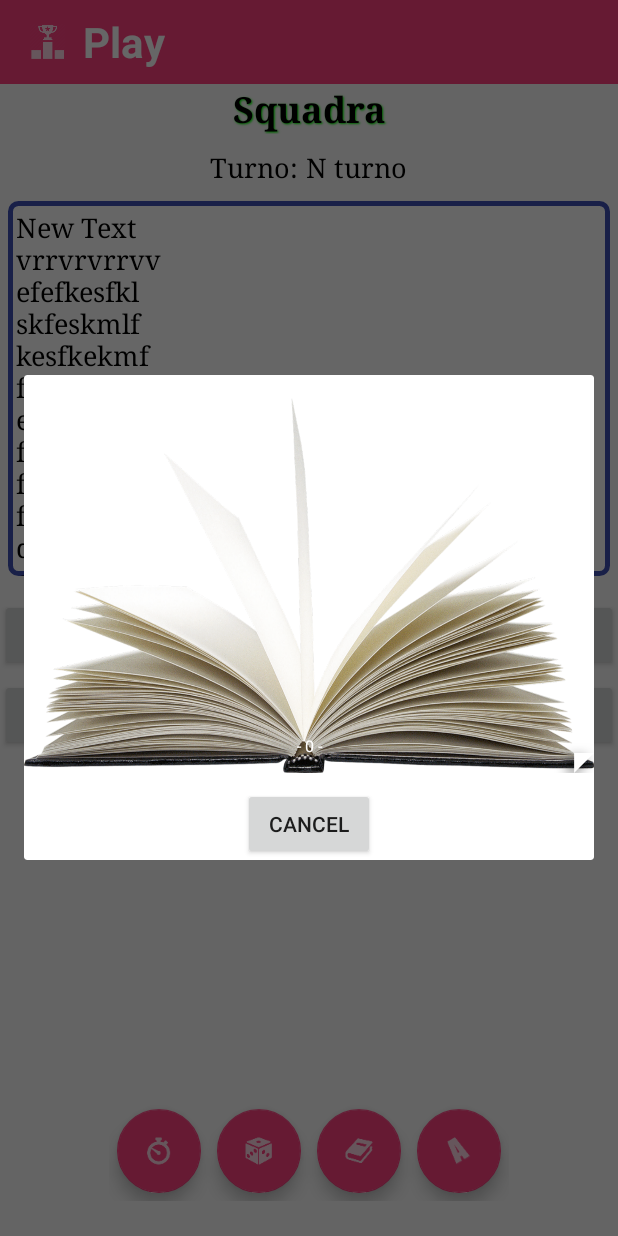
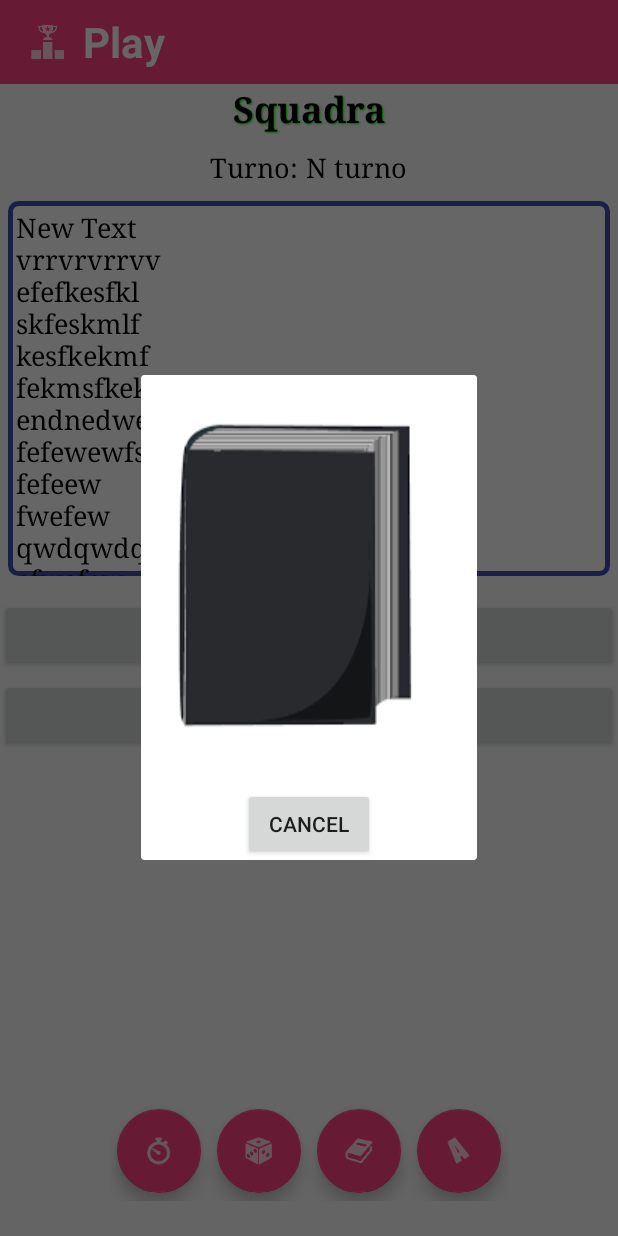
Before and after one commit to teocodes/Mobile_Gioco4Fun, an Android app: the MainActivity screen opened directly, with no data from a screen before it, after a tap on an icon or button, on a phone screen of 412 x 824 dp. Run offline under Robolectric (Android 15) with nearby library versions, the light colour scheme and no system bars.

Commit message:
Words graphics done (add database for words)

```diff
--- a/app/src/main/java/com/example/matteo/prova_2/MainActivity.java
+++ b/app/src/main/java/com/example/matteo/prova_2/MainActivity.java
@@ -16,6 +16,7 @@ import android.widget.NumberPicker;
 import adapter.TeamAdapter;
 import utility.Dice;
 import utility.TimerView;
+import utility.Words;
 
 public class MainActivity extends AppCompatActivity {
 
@@ -144,6 +145,9 @@ public class MainActivity extends AppCompatActivity {
                 d.setCancelable(true);
                 d.setContentView(R.layout.layout_words);
 
+                LinearLayout linearLayout = (LinearLayout) d.findViewById(R.id.background_book);
+                new Words(MainActivity.this,linearLayout);
+
                 Button cancel = (Button) d.findViewById(R.id.btn_cancel_words);
                 cancel.setOnClickListener(new View.OnClickListener() {
                     @Override
--- a/app/src/main/java/utility/PageCurlView.java
+++ b/app/src/main/java/utility/PageCurlView.java
@@ -300,8 +300,8 @@ public class PageCurlView extends View {
 
         // Create pages
         mPages = new ArrayList<Bitmap>();
-        mPages.add(BitmapFactory.decodeResource(getResources(), R.drawable.book));
-        mPages.add(BitmapFactory.decodeResource(getResources(), R.drawable.book));
+        mPages.add(BitmapFactory.decodeResource(getResources(), R.layout.layout_words));
+        mPages.add(BitmapFactory.decodeResource(getResources(), R.layout.layout_words));
 
         // Create some sample images
         mForeground = mPages.get(0);
--- /dev/null
+++ b/app/src/main/java/utility/Words.java
@@ -0,0 +1,102 @@
+package utility;
+
+import android.content.Context;
+import android.media.AudioManager;
+import android.media.SoundPool;
+import android.os.Handler;
+import android.os.Message;
+import android.view.View;
+import android.widget.LinearLayout;
+import android.widget.TextView;
+
+import com.example.matteo.prova_2.R;
+
+import java.util.Random;
+import java.util.Timer;
+import java.util.TimerTask;
+
+/**
+ * Created by matteo on 15/03/2016.
+ */
+public class Words {
+
+    LinearLayout book_picture;        //reference to dice picture
+    Random rng = new Random();    //generate random numbers
+    SoundPool book_sound = new SoundPool(1, AudioManager.STREAM_MUSIC, 0);
+    int sound_id;        //Used to control sound stream return by SoundPool
+    Handler handler;    //Post message to start roll
+    Timer timer = new Timer();    //Used to implement feedback to user
+    boolean rolling = false;        //Is die rolling?
+    Context context;
+    TextView word;
+    public Words(Context context, LinearLayout book_picture) {
+        sound_id = book_sound.load(context, R.raw.page_flip, 1);
+        this.book_picture = book_picture;
+        handler = new Handler(callback);
+        this.context = context;
+        this.word = (TextView)book_picture.findViewById(R.id.words);
+
+        this.book_picture.setOnClickListener(new View.OnClickListener() {
+            @Override
+            public void onClick(View v) {
+                handleClick(v);
+            }
+        });
+
+    }
+
+    //User pressed dice, lets start
+    public void handleClick(View arg0) {
+        if (!rolling) {
+            rolling = true;
+            //Show rolling image
+            book_picture.setBackgroundResource(R.drawable.book_close);
+            word.setVisibility(View.INVISIBLE);
+            //Start rolling sound
+            book_sound.play(sound_id, 1.0f, 1.0f, 0, 0, 1.0f);
+            //Pause to allow image to update
+            timer.schedule(new Roll(), 400);
+        }
+    }
+
+    //When pause completed message sent to callback
+    class Roll extends TimerTask {
+        public void run() {
+            handler.sendEmptyMessage(0);
+        }
+    }
+
+    //Receives message from timer to start dice roll
+    Handler.Callback callback = new Handler.Callback() {
+        public boolean handleMessage(Message msg) {
+            book_picture.setBackgroundResource(R.drawable.book_open);
+            word.setVisibility(View.VISIBLE);
+            //Get roll result
+            //Remember nextInt returns 0 to 5 for argument of 6
+            //hence + 1
+//            switch (rng.nextInt(6) + 1) {
+//                case 1:
+//                    book_picture.setImageResource(R.drawable.one);
+//                    break;
+//                case 2:
+//                    book_picture.setImageResource(R.drawable.two);
+//                    break;
+//                case 3:
+//                    book_picture.setImageResource(R.drawable.three);
+//                    break;
+//                case 4:
+//                    book_picture.setImageResource(R.drawable.four);
+//                    break;
+//                case 5:
+//                    book_picture.setImageResource(R.drawable.five);
+//                    break;
+//                case 6:
+//                    book_picture.setImageResource(R.drawable.six);
+//                    break;
+//                default:
+//            }
+            rolling = false;    //user can press again
+            return true;
+        }
+    };
+}
--- a/app/src/main/res/layout/layout_words.xml
+++ b/app/src/main/res/layout/layout_words.xml
@@ -10,16 +10,8 @@
         android:layout_height="250dp"
         android:layout_marginBottom="10dp"
         android:layout_marginTop="15dp"
-        android:background="@drawable/book_open"
+        android:background="@drawable/book_close"
         android:gravity="center_horizontal">
-
-        <utility.PageCurlView
-        android:id="@+id/curl_view"
-        android:layout_width="wrap_content"
-        android:layout_height="250dp"
-        android:orientation="vertical"
-        android:background="@drawable/book"></utility.PageCurlView>
-
 
         <TextView
             android:id="@+id/words"
@@ -30,8 +22,8 @@
             android:text="ProvaNonSo"
             android:textSize="24sp"
             android:textStyle="bold"
-            android:typeface="sans" />
-
+            android:typeface="sans"
+            android:visibility="invisible"/>
 
     </LinearLayout>
 
```
Also changed, not shown: app/src/main/java/utility/Dice.java (+0 -12 lines), app/src/main/res/drawable/book.png (deleted), app/src/main/res/drawable/book_close.png (added), 1 other file.
